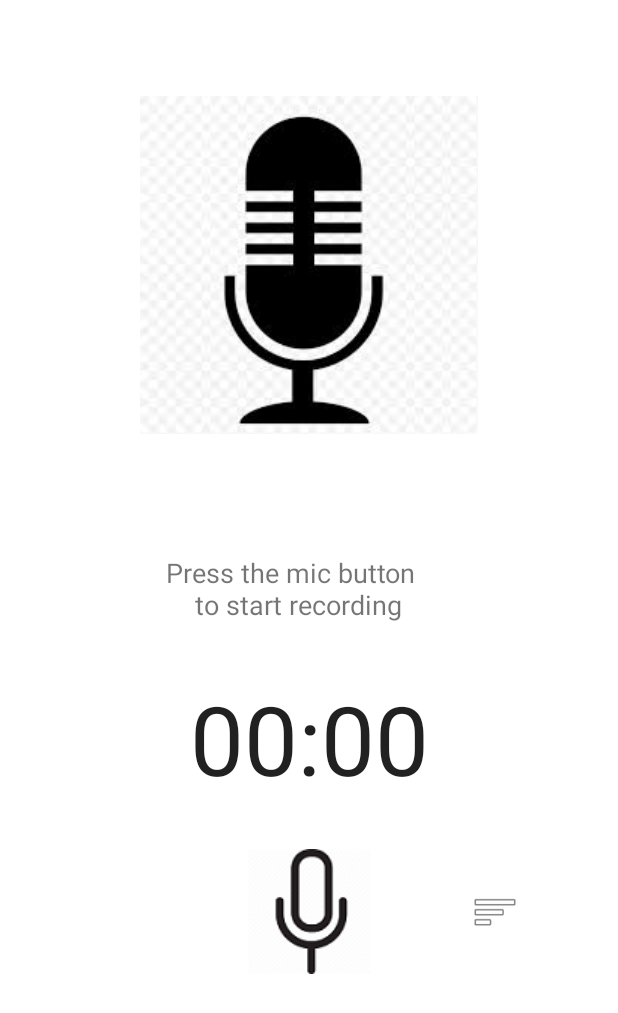
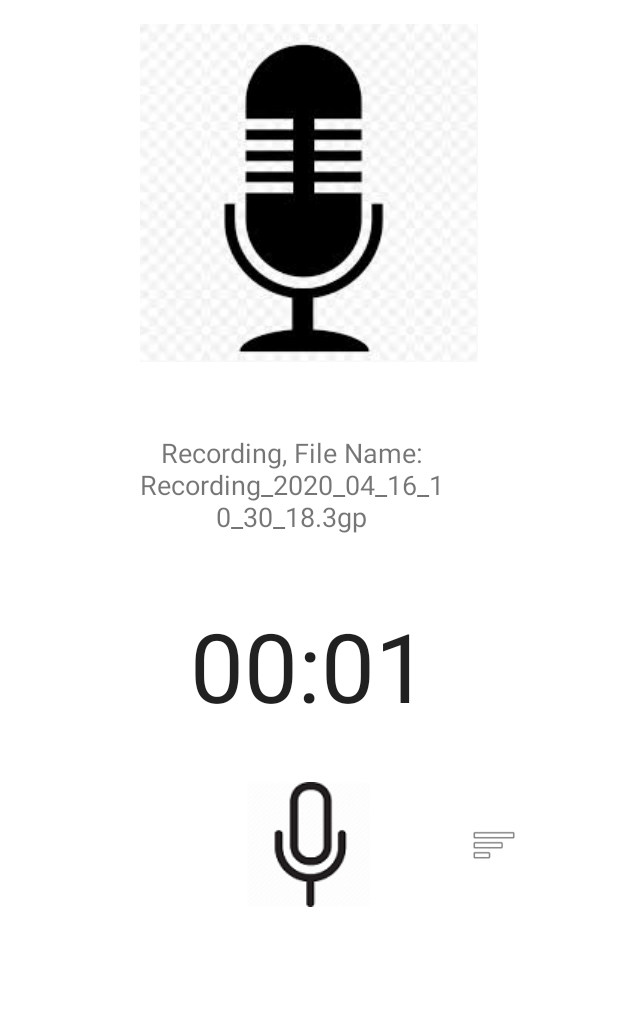
Before and after one commit to ITAppCPMProject/SpeechToText, an Android app: the RecordFragment screen opened directly, with no data from a screen before it, after a tap on an icon or button, on a phone screen of 412 x 824 dp. Shown: the top 1013 px of the screen. Run offline under Robolectric (Android 15) with nearby library versions, the phone set to English and light mode, and no system bars.

Commit message:
4/7 added recording option - Files are saved to the phone added timer added permissions

```diff
--- a/app/src/main/java/com/example/itapp/RecordFragment.java
+++ b/app/src/main/java/com/example/itapp/RecordFragment.java
@@ -1,31 +1,56 @@
 package com.example.itapp;
 
+import android.Manifest;
+import android.content.pm.PackageManager;
+import android.media.MediaRecorder;
 import android.os.Build;
 import android.os.Bundle;
 
 import androidx.annotation.NonNull;
 import androidx.annotation.Nullable;
 import androidx.annotation.RequiresApi;
+import androidx.core.app.ActivityCompat;
 import androidx.fragment.app.Fragment;
 import androidx.navigation.NavController;
 import androidx.navigation.Navigation;
 
+import android.os.SystemClock;
+import android.provider.MediaStore;
 import android.view.LayoutInflater;
 import android.view.View;
 import android.view.ViewGroup;
+import android.widget.Chronometer;
 import android.widget.ImageButton;
 import android.widget.ImageView;
+import android.widget.TextView;
+
+import java.io.IOException;
+import java.text.SimpleDateFormat;
+import java.util.Date;
+import java.util.Locale;
 
 
 public class RecordFragment extends Fragment implements View.OnClickListener {
 
+    private int PERMISSION_CODE = 21;
     private NavController navController;
 
     private ImageButton listBtn;
     private ImageButton recordBtn;
+    private TextView filenameText;
 
 
     private  boolean isRecording = false;
+
+    private MediaRecorder mediaRecorder;
+    private String recordFile;
+
+    private Chronometer timer;
+
+
+    private String recordPermission = Manifest.permission.RECORD_AUDIO;
+
+
     public RecordFragment() {
         // Required empty public constructor
     }
@@ -47,6 +72,8 @@ public class RecordFragment extends Fragment implements View.OnClickListener {
         navController = Navigation.findNavController(view);
         listBtn = view.findViewById(R.id.record_list_btn);
         recordBtn = view.findViewById(R.id.record_btn);
+        timer = view.findViewById(R.id.record_timer);
+        filenameText = view.findViewById(R.id.record_filename);
 
         listBtn.setOnClickListener(this);
         recordBtn.setOnClickListener(this);
@@ -63,14 +90,65 @@ public class RecordFragment extends Fragment implements View.OnClickListener {
             case R.id.record_btn:
                 if (isRecording){
                     //Stop recording
+                    stopRecording();
+
                     recordBtn.setImageDrawable(getResources().getDrawable(R.drawable.record_btn_stopped, null));
                     isRecording = false;
                 }else  {
                     //Start Recording
+                    if (checkPermissions()){
+                        startRecording();
                     recordBtn.setImageDrawable(getResources().getDrawable(R.drawable.record_btn_recording, null));
                     isRecording = true;
+                    }
                 }
                 break;
         }
     }
+
+    private void startRecording() {
+        timer.setBase(SystemClock.elapsedRealtime());
+        timer.start();
+
+        String recordPath = getActivity().getExternalFilesDir("/").getAbsolutePath();
+        SimpleDateFormat formatter = new SimpleDateFormat("yyyy_MM_dd_hh_mm_ss", Locale.CANADA);
+        Date now = new Date();
+
+        recordFile = "Recording_" + formatter.format(now) + ".3gp";
+
+        filenameText.setText("Recording, File Name: " + recordFile);
+
+        mediaRecorder = new MediaRecorder();
+        mediaRecorder.setAudioSource(MediaRecorder.AudioSource.MIC);
+        mediaRecorder.setOutputFormat(MediaRecorder.OutputFormat.THREE_GPP);
+        mediaRecorder.setOutputFile(recordPath + "/" + recordFile);
+        mediaRecorder.setAudioEncoder(MediaRecorder.AudioEncoder.AMR_NB);
+
+
+        try {
+            mediaRecorder.prepare();
+        } catch (IOException e) {
+            e.printStackTrace();
+        }
+
+        mediaRecorder.start();
+    }
+
+    private void stopRecording() {
+        timer.stop();
+
+        filenameText.setText("Recording Stopped, File Saved: " + recordFile);
+        mediaRecorder.stop();
+        mediaRecorder.release();
+        mediaRecorder = null;
+    }
+
+    private boolean checkPermissions() {
+        if (ActivityCompat.checkSelfPermission(getContext(), recordPermission) == PackageManager.PERMISSION_GRANTED){
+            return true;
+        }else {
+            ActivityCompat.requestPermissions(getActivity(), new String[]{recordPermission}, PERMISSION_CODE);
+            return false;
+        }
+    }
 }
--- a/app/src/main/res/layout/fragment_record.xml
+++ b/app/src/main/res/layout/fragment_record.xml
@@ -6,32 +6,33 @@
     xmlns:app="http://schemas.android.com/apk/res-auto"
     tools:context=".RecordFragment">
 
+
     <ImageView
         android:id="@+id/record_header_image"
         android:layout_width="match_parent"
         android:layout_height="wrap_content"
-     app:layout_constraintTop_toTopOf="parent"
+        android:layout_marginTop="16dp"
+        android:src="@drawable/home_illustration"
+        app:layout_constraintEnd_toEndOf="parent"
+        app:layout_constraintHorizontal_bias="1.0"
         app:layout_constraintStart_toStartOf="parent"
-     app:layout_constraintEnd_toEndOf="parent"
-     android:src="@drawable/home_illustration"
-     android:layout_marginTop="64dp">
+        app:layout_constraintTop_toTopOf="parent">
 
     </ImageView>
 
     <TextView
         android:id="@+id/record_filename"
-        android:layout_width="191dp"
-        android:layout_height="56dp"
-        android:layout_marginTop="80dp"
-        android:layout_marginEnd="120dp"
-        android:layout_marginRight="120dp"
+        android:layout_width="212dp"
+        android:layout_height="87dp"
+        android:layout_marginTop="48dp"
+        android:layout_marginEnd="112dp"
+        android:layout_marginRight="112dp"
         android:gravity="center_horizontal"
         android:text="Press the mic button \n to start recording"
         android:textAlignment="center"
         android:textSize="18sp"
         app:layout_constraintEnd_toEndOf="parent"
         app:layout_constraintTop_toBottomOf="@id/record_header_image" />
-
 
     <Chronometer
         android:id="@+id/record_timer"
@@ -49,10 +50,11 @@
         android:id="@+id/record_btn"
         android:layout_width="82dp"
         android:layout_height="100dp"
-        android:layout_marginTop="132dp"
+        android:layout_marginTop="136dp"
         android:background="@color/white"
         android:src="@drawable/record_btn_recording"
         app:layout_constraintEnd_toEndOf="parent"
+        app:layout_constraintHorizontal_bias="0.498"
         app:layout_constraintStart_toStartOf="parent"
         app:layout_constraintTop_toBottomOf="@+id/record_filename"
         tools:src="@drawable/record_btn_recording">
```
Lines whose indentation alone changed are shown as unchanged.
